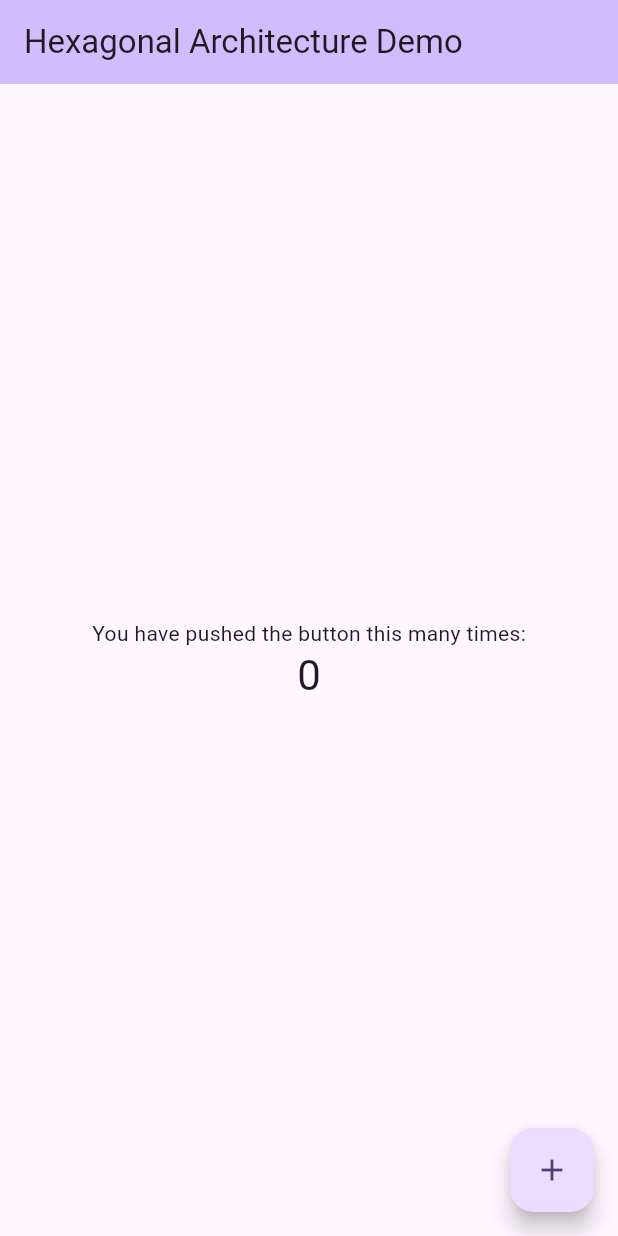
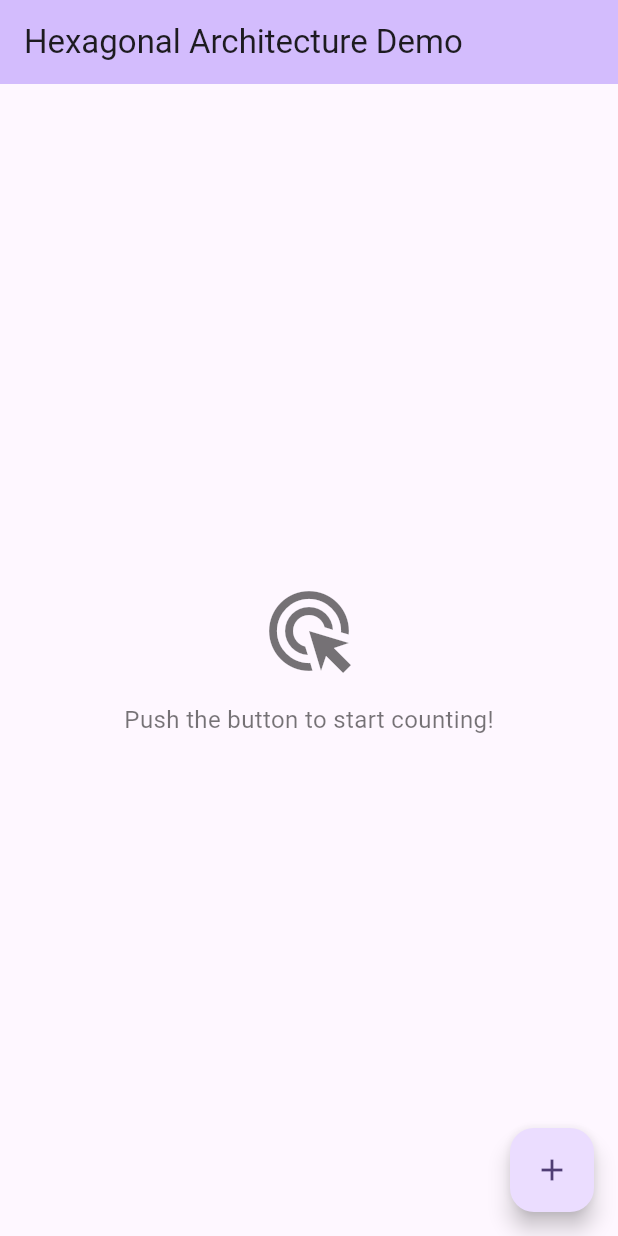
Before and after one commit to Allabira-Abdoul/gmao-frontend, a Flutter app: the screen it shows after launch, on a phone screen of 412 x 824 dp. Run offline on Flutter 3.47's test engine with Material 3 defaults, Android fonts, the phone set to English and light mode, and no system bars.

Commit message:
🎨 Palette: Add helpful empty state to counter app (#3)
Co-authored-by: google-labs-jules[bot] <161369871+google-labs-jules[bot]@users.noreply.github.com>

```diff
--- a/lib/presentation/pages/home_page.dart
+++ b/lib/presentation/pages/home_page.dart
@@ -32,15 +32,42 @@ class _HomePageState extends State<HomePage> {
         child: Column(
           mainAxisAlignment: MainAxisAlignment.center,
           children: [
-            const Text('You have pushed the button this many times:'),
             // ⚡ Bolt Optimization: Use ListenableBuilder to prevent full page re-renders.
-            // This scopes rebuilds strictly to the Text widget when counter changes.
+            // This scopes rebuilds strictly to the conditional UI when the counter changes.
             ListenableBuilder(
               listenable: widget.counterState,
               builder: (context, _) {
-                return Text(
-                  '${widget.counterState.counterValue}',
-                  style: Theme.of(context).textTheme.headlineMedium,
+                // UX Empty State
+                if (widget.counterState.counterValue == 0) {
+                  return const Column(
+                    mainAxisSize: MainAxisSize.min,
+                    children: [
+                      Icon(
+                        Icons.ads_click,
+                        size: 64,
+                        color: Colors.black54,
+                        semanticLabel: 'Empty state icon',
+                      ),
+                      SizedBox(height: 16),
+                      Text(
+                        'Push the button to start counting!',
+                        style: TextStyle(color: Colors.black54, fontSize: 16),
+                      ),
+                    ],
+                  );
+                }
+
+                // Active Counter State
+                return Column(
+                  mainAxisSize: MainAxisSize.min,
+                  children: [
+                    const Text('You have pushed the button this many times:'),
+                    Text(
+                      '${widget.counterState.counterValue}',
+                      style: Theme.of(context).textTheme.headlineMedium,
+                      semanticsLabel: '${widget.counterState.counterValue} presses',
+                    ),
+                  ],
                 );
               },
             ),
```
Also changed, not shown: 2 other files.
